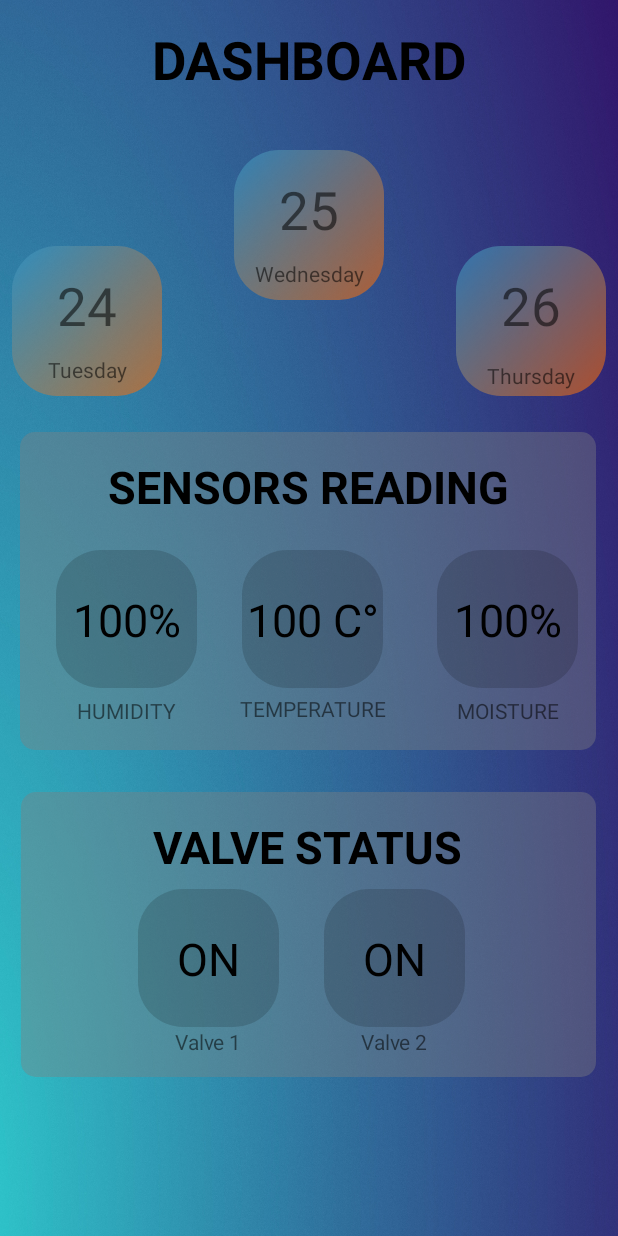
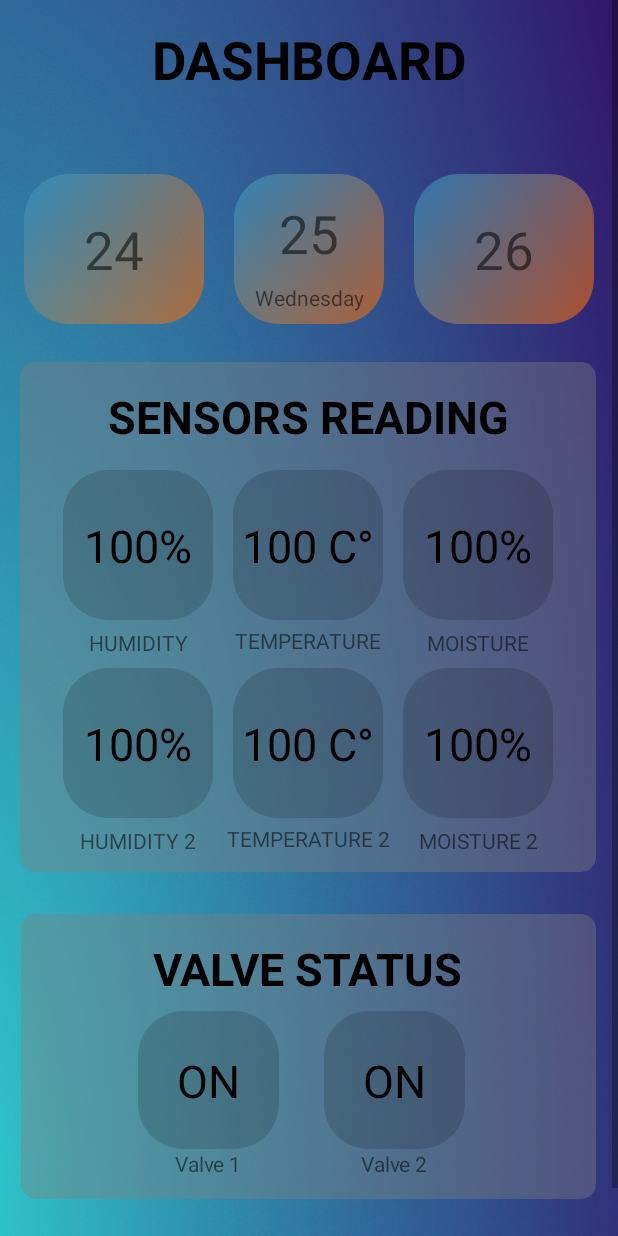
Before and after one commit to millesjethro/AutomatedSprinklerApp, an Android app: the layout fragment_fhome.xml on its own in the app's theme, with its tools: preview values and no code run, on a phone screen of 412 x 824 dp. Run offline under Robolectric (Android 15) with nearby library versions, the phone set to English and light mode, and no system bars.

Commit message:
final final

```diff
--- a/app/src/main/res/layout/fragment_fhome.xml
+++ b/app/src/main/res/layout/fragment_fhome.xml
@@ -36,30 +36,27 @@
                 android:id="@+id/view"
                 android:layout_width="100dp"
                 android:layout_height="100dp"
-                android:layout_marginTop="100dp"
+                android:layout_marginTop="116dp"
                 android:src="@drawable/day_time"
                 app:layout_constraintEnd_toEndOf="parent"
-                app:layout_constraintHorizontal_bias="0.5
-"
+                app:layout_constraintHorizontal_bias="0.5"
                 app:layout_constraintStart_toStartOf="parent"
                 app:layout_constraintTop_toTopOf="parent" />
 
             <ImageView
                 android:id="@+id/view2"
-                android:layout_width="100dp"
+                android:layout_width="120dp"
                 android:layout_height="100dp"
-                android:layout_marginTop="64dp"
-                android:layout_marginEnd="48dp"
+                android:layout_marginEnd="20dp"
                 android:src="@drawable/day_time"
                 app:layout_constraintEnd_toStartOf="@+id/view"
                 app:layout_constraintTop_toTopOf="@+id/view" />
 
             <ImageView
                 android:id="@+id/view3"
-                android:layout_width="100dp"
+                android:layout_width="120dp"
                 android:layout_height="100dp"
-                android:layout_marginStart="48dp"
-                android:layout_marginTop="64dp"
+                android:layout_marginStart="20dp"
                 android:src="@drawable/day_time"
                 app:layout_constraintStart_toEndOf="@+id/view"
                 app:layout_constraintTop_toTopOf="@+id/view" />
@@ -67,13 +64,119 @@
             <ImageView
                 android:id="@+id/imageView3"
                 android:layout_width="384dp"
-                android:layout_height="212dp"
-                android:layout_marginTop="88dp"
+                android:layout_height="340dp"
+                android:layout_marginTop="25dp"
                 android:src="@drawable/transparent_background"
                 app:layout_constraintEnd_toEndOf="parent"
                 app:layout_constraintHorizontal_bias="0.481"
                 app:layout_constraintStart_toStartOf="parent"
                 app:layout_constraintTop_toBottomOf="@+id/view" />
+
+            <ImageView
+                android:id="@+id/imageView15"
+                android:layout_width="100dp"
+                android:layout_height="100dp"
+                android:src="@drawable/status_cover"
+                app:layout_constraintBottom_toBottomOf="@+id/imageView3"
+                app:layout_constraintEnd_toEndOf="@+id/imageView3"
+                app:layout_constraintHorizontal_bias="0.1"
+                app:layout_constraintStart_toStartOf="@+id/imageView3"
+                app:layout_constraintTop_toTopOf="@+id/imageView3"
+                app:layout_constraintVertical_bias="0.85" />
+
+            <TextView
+                android:id="@+id/textView123"
+                android:layout_width="wrap_content"
+                android:layout_height="wrap_content"
+                android:layout_marginTop="5dp"
+                android:text="HUMIDITY 2"
+                app:layout_constraintEnd_toEndOf="@+id/imageView15"
+                app:layout_constraintHorizontal_bias="0.5"
+                app:layout_constraintStart_toStartOf="@+id/imageView15"
+                app:layout_constraintTop_toBottomOf="@+id/imageView15" />
+
+            <TextView
+                android:id="@+id/textHumid"
+                android:layout_width="wrap_content"
+                android:layout_height="wrap_content"
+                android:text="100%"
+                android:textColor="@color/black"
+                android:textSize="30dp"
+                app:layout_constraintBottom_toBottomOf="@+id/imageView15"
+                app:layout_constraintEnd_toEndOf="@+id/imageView15"
+                app:layout_constraintHorizontal_bias="0.5"
+                app:layout_constraintStart_toStartOf="@+id/imageView15"
+                app:layout_constraintTop_toTopOf="@+id/imageView15"
+                app:layout_constraintVertical_bias="0.5" />
+
+            <ImageView
+                android:id="@+id/imageView18"
+                android:layout_width="100dp"
+                android:layout_height="100dp"
+                android:src="@drawable/status_cover"
+                app:layout_constraintBottom_toBottomOf="@+id/imageView3"
+                app:layout_constraintEnd_toEndOf="@+id/imageView3"
+                app:layout_constraintHorizontal_bias="0.5"
+                app:layout_constraintStart_toStartOf="@+id/imageView3"
+                app:layout_constraintTop_toTopOf="@+id/imageView3"
+                app:layout_constraintVertical_bias="0.85" />
+            <TextView
+                android:id="@+id/textView13"
+                android:layout_width="wrap_content"
+                android:layout_height="wrap_content"
+                android:layout_marginTop="4dp"
+                android:text="TEMPERATURE 2"
+                app:layout_constraintEnd_toEndOf="@+id/imageView18"
+                app:layout_constraintHorizontal_bias="0.5"
+                app:layout_constraintStart_toStartOf="@+id/imageView18"
+                app:layout_constraintTop_toBottomOf="@+id/imageView18" />
+
+            <TextView
+                android:id="@+id/textTemp"
+                android:layout_width="wrap_content"
+                android:layout_height="wrap_content"
+                android:text="100 C°"
+                android:textColor="@color/black"
+                android:textSize="30dp"
+                app:layout_constraintBottom_toBottomOf="@+id/imageView18"
+                app:layout_constraintEnd_toEndOf="@+id/imageView18"
+                app:layout_constraintStart_toStartOf="@+id/imageView18"
+                app:layout_constraintTop_toTopOf="@+id/imageView18" />
+
+            <ImageView
+                android:id="@+id/imageView17"
+                android:layout_width="100dp"
+                android:layout_height="100dp"
+                android:src="@drawable/status_cover"
+                app:layout_constraintBottom_toBottomOf="@+id/imageView3"
+                app:layout_constraintEnd_toEndOf="@+id/imageView3"
+                app:layout_constraintHorizontal_bias="0.9"
+                app:layout_constraintStart_toStartOf="@+id/imageView3"
+                app:layout_constraintTop_toTopOf="@+id/imageView3"
+                app:layout_constraintVertical_bias="0.85" />
+
+            <TextView
+                android:id="@+id/textView101"
+                android:layout_width="wrap_content"
+                android:layout_height="wrap_content"
+                android:layout_marginTop="5dp"
+                android:text="MOISTURE 2"
+                app:layout_constraintEnd_toEndOf="@+id/imageView17"
+                app:layout_constraintHorizontal_bias="0.5"
+                app:layout_constraintStart_toStartOf="@+id/imageView17"
+                app:layout_constraintTop_toBottomOf="@+id/imageView17" />
+
+            <TextView
+                android:id="@+id/textMoist"
+                android:layout_width="wrap_content"
+                android:layout_height="wrap_content"
+                android:text="100%"
+                android:textColor="@color/black"
+                android:textSize="30dp"
+                app:layout_constraintBottom_toBottomOf="@+id/imageView17"
+                app:layout_constraintEnd_toEndOf="@+id/imageView17"
+                app:layout_constraintStart_toStartOf="@+id/imageView17"
+                app:layout_constraintTop_toTopOf="@+id/imageView17" />
 
             <TextView
                 android:id="@+id/textView2"
@@ -102,30 +205,6 @@
                 app:layout_constraintVertical_bias="0.90" />
 
             <TextView
-                android:id="@+id/DayYes"
-                android:layout_width="wrap_content"
-                android:layout_height="wrap_content"
-                android:text="Tuesday"
-                app:layout_constraintBottom_toBottomOf="@+id/view2"
-                app:layout_constraintEnd_toEndOf="@+id/view2"
-                app:layout_constraintHorizontal_bias="0.5"
-                app:layout_constraintStart_toStartOf="@+id/view2"
-                app:layout_constraintTop_toTopOf="@+id/view2"
-                app:layout_constraintVertical_bias="0.90" />
-
-            <TextView
-                android:id="@+id/DayTom"
-                android:layout_width="wrap_content"
-                android:layout_height="wrap_content"
-                android:text="Thursday"
-                app:layout_constraintBottom_toBottomOf="@+id/view3"
-                app:layout_constraintEnd_toEndOf="@+id/view3"
-                app:layout_constraintStart_toStartOf="@+id/view3"
-                app:layout_constraintTop_toTopOf="@+id/view3"
-                app:layout_constraintVertical_bias="0.95"
-                />
-
-            <TextView
                 android:id="@+id/NumberNow"
                 android:layout_width="wrap_content"
                 android:layout_height="wrap_content"
@@ -147,7 +226,7 @@
                 app:layout_constraintEnd_toEndOf="@+id/view3"
                 app:layout_constraintStart_toStartOf="@+id/view3"
                 app:layout_constraintTop_toTopOf="@+id/view3"
-                app:layout_constraintVertical_bias="0.3" />
+                app:layout_constraintVertical_bias="0.5" />
 
             <TextView
                 android:id="@+id/NumberYes"
@@ -160,43 +239,43 @@
                 app:layout_constraintHorizontal_bias="0.5"
                 app:layout_constraintStart_toStartOf="@+id/view2"
                 app:layout_constraintTop_toTopOf="@+id/view2"
-                app:layout_constraintVertical_bias="0.3" />
+                app:layout_constraintVertical_bias="0.5" />
 
             <ImageView
                 android:id="@+id/imageView4"
-                android:layout_width="94dp"
-                android:layout_height="92dp"
+                android:layout_width="100dp"
+                android:layout_height="100dp"
                 android:src="@drawable/status_cover"
                 app:layout_constraintBottom_toBottomOf="@+id/imageView3"
                 app:layout_constraintEnd_toEndOf="@+id/imageView3"
-                app:layout_constraintHorizontal_bias="0.082"
+                app:layout_constraintHorizontal_bias="0.1"
                 app:layout_constraintStart_toStartOf="@+id/imageView3"
                 app:layout_constraintTop_toTopOf="@+id/imageView3"
-                app:layout_constraintVertical_bias="0.658" />
+                app:layout_constraintVertical_bias="0.30" />
 
             <ImageView
                 android:id="@+id/imageView5"
-                android:layout_width="94dp"
-                android:layout_height="92dp"
+                android:layout_width="100dp"
+                android:layout_height="100dp"
                 android:src="@drawable/status_cover"
                 app:layout_constraintBottom_toBottomOf="@+id/imageView3"
                 app:layout_constraintEnd_toEndOf="@+id/imageView3"
-                app:layout_constraintHorizontal_bias="0.51"
+                app:layout_constraintHorizontal_bias="0.5"
                 app:layout_constraintStart_toStartOf="@+id/imageView3"
                 app:layout_constraintTop_toTopOf="@+id/imageView3"
-                app:layout_constraintVertical_bias="0.658" />
+                app:layout_constraintVertical_bias="0.30" />
 
             <ImageView
                 android:id="@+id/imageView6"
-                android:layout_width="94dp"
-                android:layout_height="92dp"
+                android:layout_width="100dp"
+                android:layout_height="100dp"
                 android:src="@drawable/status_cover"
                 app:layout_constraintBottom_toBottomOf="@+id/imageView3"
                 app:layout_constraintEnd_toEndOf="@+id/imageView3"
-                app:layout_constraintHorizontal_bias="0.958"
+                app:layout_constraintHorizontal_bias="0.90"
                 app:layout_constraintStart_toStartOf="@+id/imageView3"
                 app:layout_constraintTop_toTopOf="@+id/imageView3"
-                app:layout_constraintVertical_bias="0.658" />
+                app:layout_constraintVertical_bias="0.30" />
 
             <TextView
                 android:id="@+id/textView7"
```
Also changed, not shown: app/src/main/java/com/example/thesisapp/Fragments_MainMenu/Fhome.kt (+64 -42 lines), app/src/main/java/com/example/thesisapp/Fragments_MainMenu/Foperation.kt (+25 -21 lines), app/src/main/res/layout/fragment_foperation.xml (+24 -46 lines).
